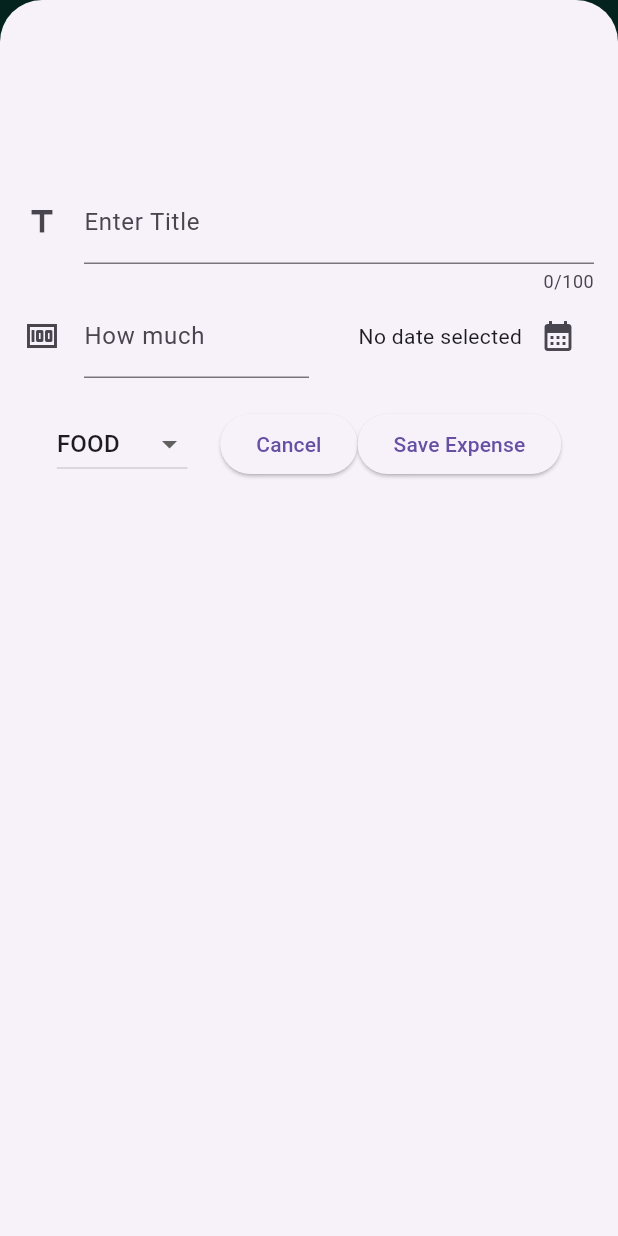
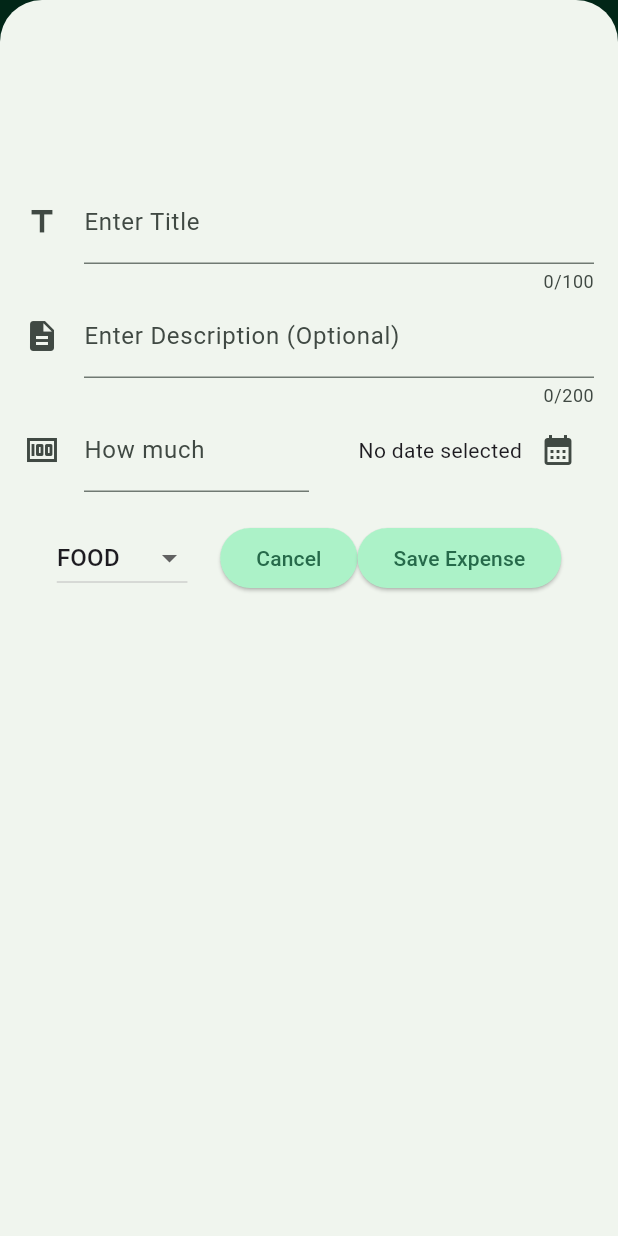
Before and after one commit to andrew21-mch/flutter-udemy, a Flutter app: the screen it shows after launch, after a tap on the "add" icon, on a phone screen of 412 x 824 dp. Run offline on Flutter 3.47's test engine with Material 3 defaults, Android fonts, the phone set to English and light mode, and no system bars; our stand-ins replace shared_preferences.

Commit message:
expense tracker, swtiched to shared preference for data persistence

```diff
--- a/lib/main.dart
+++ b/lib/main.dart
@@ -2,10 +2,60 @@ import 'package:flutter/material.dart';
 
 import 'package:expense_tracker/widgets/expenses.dart';
 
+var kColorScheme = ColorScheme.fromSeed(seedColor: Colors.greenAccent);
+// add dark mode for green color scheme
+var kDarkColorScheme = ColorScheme.fromSeed(
+  seedColor: const Color.fromARGB(255, 0, 15, 8),
+  brightness: Brightness.dark,
+  );
+
 void main() {
   runApp(
-    const MaterialApp(
-      home: Expenses()
-    ),
+    MaterialApp(
+        // theme: ThemeData(useMaterial3: true),
+        darkTheme: ThemeData.dark().copyWith(
+          colorScheme: kDarkColorScheme,
+          scaffoldBackgroundColor: Colors.black,
+          cardTheme: CardTheme().copyWith(
+            color: kDarkColorScheme.primaryContainer,
+            elevation: 4,),
+          elevatedButtonTheme: ElevatedButtonThemeData(
+            style: ElevatedButton.styleFrom(
+              backgroundColor: kDarkColorScheme.primaryContainer,
+            ),
+          ),
+        ),
+        theme: ThemeData().copyWith(
+          scaffoldBackgroundColor: Colors.white,
+          colorScheme: kColorScheme,
+          appBarTheme: AppBarTheme().copyWith(
+            backgroundColor: kColorScheme.onPrimaryContainer,
+            foregroundColor: kColorScheme.primaryContainer,
+          ),
+          cardTheme: CardTheme().copyWith(
+            color: kColorScheme.primaryContainer,
+            elevation: 4,
+            shadowColor: kColorScheme.primary,
+            margin: EdgeInsets.all(4),
+            shape:
+                RoundedRectangleBorder(borderRadius: BorderRadius.circular(8)),
+          ),
+          elevatedButtonTheme: ElevatedButtonThemeData(
+            style: ElevatedButton.styleFrom(
+              backgroundColor: kColorScheme.primaryContainer,
+            ),
+          ),
+          textTheme: ThemeData().textTheme.copyWith(
+            titleLarge: TextStyle(
+              fontSize: 18,
+              fontWeight: FontWeight.bold,
+              color: kColorScheme.onSecondaryContainer,
+
+            )
+          ),
+
+        ),
+        themeMode: ThemeMode.system,
+        home: Expenses()),
   );
 }
--- a/lib/models/expense.dart
+++ b/lib/models/expense.dart
@@ -11,27 +11,83 @@ const categoryIcons = {
   Category.travel: Icons.flight_takeoff,
   Category.leisure: Icons.movie,
   Category.work: Icons.work,
-  Category.school: Icons.school
+  Category.school: Icons.school,
 };
 
 enum Category { food, travel, leisure, work, school }
 
 class Expense {
-  Expense(
-      {required this.title,
-      required this.amount,
-      required this.date,
-      required this.category})
-      : id = uuid.v4();
+  Expense({
+    required this.title,
+    required this.amount,
+    required this.date,
+    required this.category,
+    this.description, // Nullable description
+  }) : id = uuid.v4();
 
   final String id;
   final String title;
   final double amount;
   final DateTime date;
   final Category category;
-
+  final String? description; // Nullable description
 
   get formatedDate {
     return formatter.format(date);
   }
+
+  // Convert Expense object to JSON
+  Map<String, dynamic> toJson() {
+    return {
+      'id': id,
+      'title': title,
+      'amount': amount,
+      'date': date.toIso8601String(),
+      'category': category.index, // Storing category as index
+      'description': description,
+    };
+  }
+
+  // Create Expense object from JSON
+  factory Expense.fromJson(Map<String, dynamic> json) {
+    return Expense(
+      title: json['title'],
+      amount: json['amount'],
+      date: DateTime.parse(json['date']),
+      category: Category.values[json['category']],
+      description: json['description'],
+    );
+  }
 }
+
+class ExpenseBucket {
+  ExpenseBucket({required this.category, required this.expenses});
+
+  ExpenseBucket.forCategory(List<Expense> expenses, this.category)
+      : expenses = expenses.where((element) => element.category == category).toList();
+
+  final Category category;
+  final List<Expense> expenses;
+
+  double get totalExpenses {
+    return expenses.fold(0, (sum, expense) => sum + expense.amount);
+  }
+
+  // Convert ExpenseBucket to JSON
+  Map<String, dynamic> toJson() {
+    return {
+      'category': category.index,
+      'expenses': expenses.map((e) => e.toJson()).toList(),
+    };
+  }
+
+  // Create ExpenseBucket from JSON
+  factory ExpenseBucket.fromJson(Map<String, dynamic> json) {
+    return ExpenseBucket(
+      category: Category.values[json['category']],
+      expenses: (json['expenses'] as List<dynamic>)
+          .map((e) => Expense.fromJson(e))
+          .toList(),
+    );
+  }
+}
--- /dev/null
+++ b/lib/widgets/charts/chart.dart
@@ -0,0 +1,96 @@
+import 'package:flutter/material.dart';
+
+import 'package:expense_tracker/widgets/charts/chart_bar.dart';
+import 'package:expense_tracker/models/expense.dart';
+
+class Chart extends StatelessWidget {
+  const Chart({super.key, required this.expenses});
+
+  final List<Expense> expenses;
+
+  List<ExpenseBucket> get buckets {
+    return [
+      ExpenseBucket.forCategory(expenses, Category.food),
+      ExpenseBucket.forCategory(expenses, Category.leisure),
+      ExpenseBucket.forCategory(expenses, Category.travel),
+      ExpenseBucket.forCategory(expenses, Category.work),
+      ExpenseBucket.forCategory(expenses, Category.school),
+    ];
+  }
+
+  double get maxTotalExpense {
+    double maxTotalExpense = 0;
+
+    for (final bucket in buckets) {
+      if (bucket.totalExpenses > maxTotalExpense) {
+        maxTotalExpense = bucket.totalExpenses;
+      }
+    }
+
+    return maxTotalExpense;
+  }
+
+  @override
+  Widget build(BuildContext context) {
+    final isDarkMode =
+        MediaQuery.of(context).platformBrightness == Brightness.dark;
+    return Container(
+      margin: const EdgeInsets.all(16),
+      padding: const EdgeInsets.symmetric(
+        vertical: 16,
+        horizontal: 8,
+      ),
+      width: double.infinity,
+      height: 180,
+      decoration: BoxDecoration(
+        borderRadius: BorderRadius.circular(8),
+        gradient: LinearGradient(
+          colors: [
+            Theme.of(context).colorScheme.primary.withOpacity(0.3),
+            Theme.of(context).colorScheme.primary.withOpacity(0.0)
+          ],
+          begin: Alignment.bottomCenter,
+          end: Alignment.topCenter,
+        ),
+      ),
+      child: Column(
+        children: [
+          Expanded(
+            child: Row(
+              crossAxisAlignment: CrossAxisAlignment.end,
+              children: [
+                for (final bucket in buckets) // alternative to map()
+                  ChartBar(
+                    fill: bucket.totalExpenses == 0
+                        ? 0
+                        : bucket.totalExpenses / maxTotalExpense,
+                  )
+              ],
+            ),
+          ),
+          const SizedBox(height: 12),
+          Row(
+            children: buckets
+                .map(
+                  (bucket) => Expanded(
+                    child: Padding(
+                      padding: const EdgeInsets.symmetric(horizontal: 4),
+                      child: Icon(
+                        categoryIcons[bucket.category],
+                        color: isDarkMode
+                            ? Theme.of(context).colorScheme.secondary
+                            : Theme.of(context)
+                                .colorScheme
+                                .primary
+                                .withOpacity(0.7),
+                      ),
+                    ),
+                  ),
+                )
+                .toList(),
+          )
+        ],
+      ),
+    );
+  }
+}
--- /dev/null
+++ b/lib/widgets/charts/chart_bar.dart
@@ -0,0 +1,34 @@
+import 'package:flutter/material.dart';
+
+class ChartBar extends StatelessWidget {
+  const ChartBar({
+    super.key,
+    required this.fill,
+  });
+
+  final double fill;
+
+  @override
+  Widget build(BuildContext context) {
+    final isDarkMode =
+        MediaQuery.of(context).platformBrightness == Brightness.dark;
+    return Expanded(
+      child: Padding(
+        padding: const EdgeInsets.symmetric(horizontal: 4),
+        child: FractionallySizedBox(
+          heightFactor: fill,
+          child: DecoratedBox(
+            decoration: BoxDecoration(
+              shape: BoxShape.rectangle,
+              borderRadius:
+                  const BorderRadius.vertical(top: Radius.circular(8)),
+              color: isDarkMode
+                  ? Theme.of(context).colorScheme.secondary
+                  : Theme.of(context).colorScheme.primary.withOpacity(0.65),
+            ),
+          ),
+        ),
+      ),
+    );
+  }
+}
--- a/lib/widgets/expenses.dart
+++ b/lib/widgets/expenses.dart
@@ -1,6 +1,10 @@
+import 'dart:convert';
+import 'package:shared_preferences/shared_preferences.dart';
 import 'package:expense_tracker/data/expenses.dart';
+import 'package:expense_tracker/widgets/charts/chart.dart';
 import 'package:expense_tracker/widgets/expenses_list/expenses_list.dart';
 import 'package:expense_tracker/models/expense.dart';
+import 'package:expense_tracker/widgets/expenses_list/stats.dart';
 import 'package:expense_tracker/widgets/new_expense.dart';
 import 'package:flutter/material.dart';
 
@@ -8,33 +12,64 @@ class Expenses extends StatefulWidget {
   const Expenses({super.key});
 
   @override
-  State<Expenses> createState() {
-    return _ExpensesState();
+  State<Expenses> createState() => _ExpensesState();
+}
+
+class _ExpensesState extends State<Expenses> {
+  List<Expense> _expenses = [];
+
+  @override
+  void initState() {
+    super.initState();
+    _loadExpenses();
+  }
+
+  /// **Loads expenses from SharedPreferences**
+  Future<void> _loadExpenses() async {
+    final prefs = await SharedPreferences.getInstance();
+    final expenseData = prefs.getString('expenses');
+
+    if (expenseData != null) {
+      final List<dynamic> decodedData = jsonDecode(expenseData);
+      setState(() {
+        _expenses = decodedData.map((e) => Expense.fromJson(e)).toList();
+      });
     }
   }
 
-class _ExpensesState extends State<Expenses> {
-  final List<Expense> _expenses = expenses;
+  /// **Saves expenses to SharedPreferences**
+  Future<void> _saveExpenses() async {
+    final prefs = await SharedPreferences.getInstance();
+    final encodedData =
+        jsonEncode(_expenses.map((e) => e.toJson()).toList());
+    await prefs.setString('expenses', encodedData);
+  }
 
+  /// **Opens the add expense modal**
   void _openAddExpenseOverlay() {
     showModalBottomSheet(
       context: context,
       isScrollControlled: true,
       isDismissible: true,
-        builder: (ctx) => NewExpense(onAddExpense: _addExpense));
+      builder: (ctx) => NewExpense(onAddExpense: _addExpense),
+    );
   }
 
+  /// **Adds a new expense**
   void _addExpense(Expense expense) {
     setState(() {
       _expenses.add(expense);
     });
+    _saveExpenses(); // Save after adding
   }
 
+  /// **Removes an expense**
   void _removeExpense(Expense expense) {
     final expenseIndex = _expenses.indexOf(expense);
     setState(() {
-      expenses.remove(expense);
+      _expenses.remove(expense);
     });
+    _saveExpenses(); // Save after deleting
 
     ScaffoldMessenger.of(context).clearSnackBars();
     ScaffoldMessenger.of(context).showSnackBar(
@@ -47,7 +82,9 @@ class _ExpensesState extends State<Expenses> {
             setState(() {
               _expenses.insert(expenseIndex, expense);
             });
-            }),
+            _saveExpenses(); // Save after undo
+          },
+        ),
       ),
     );
   }
@@ -56,14 +93,12 @@ class _ExpensesState extends State<Expenses> {
   Widget build(BuildContext context) {
     Widget mainContent = Center(
       child: Card(
-        color: Colors.white,
         child: Container(
           padding: EdgeInsets.all(12),
           child: SizedBox(
             height: 130,
             child: Column(
               mainAxisAlignment: MainAxisAlignment.center,
-              mainAxisSize: MainAxisSize.max,
               children: [
                 Icon(Icons.hourglass_empty),
                 Text("No Expenses Found")
@@ -73,31 +108,29 @@ class _ExpensesState extends State<Expenses> {
         ),
       ),
     );
+
     return Scaffold(
       appBar: AppBar(
-        title: Text(
-          "Expense Tracker",
-          style: TextStyle(color: Colors.white),
-        ),
-        backgroundColor: const Color.fromARGB(255, 9, 77, 67),
+        title: Text("Expense Tracker"),
         actions: [
           IconButton(
             onPressed: _openAddExpenseOverlay,
             icon: Icon(Icons.add),
-            color: Colors.white,
           )
         ],
       ),
       body: Column(
         children: [
-          Text("The Chart Here"),
+          Chart(expenses: _expenses),
+          Stats(expenses: _expenses),
           Expanded(
             child: _expenses.isNotEmpty
                 ? ExpensesList(
                     expenses: _expenses,
                     onRemoveExpense: _removeExpense,
                   )
-                  : mainContent),
+                : mainContent,
+          ),
         ],
       ),
     );
--- a/lib/widgets/expenses_list/expense_item.dart
+++ b/lib/widgets/expenses_list/expense_item.dart
@@ -1,5 +1,6 @@
 import 'package:expense_tracker/models/expense.dart';
 import 'package:flutter/material.dart';
+import 'expense_detail.dart'; // Import the detail screen
 
 class ExpenseItem extends StatelessWidget {
   const ExpenseItem(this.expense, {super.key});
@@ -8,30 +9,46 @@ class ExpenseItem extends StatelessWidget {
 
   @override
   Widget build(BuildContext context) {
-    return Card(
-      child: Padding(
+    return InkWell(
+      onTap: () {
+        Navigator.push(
+          context,
+          MaterialPageRoute(
+            builder: (context) => ExpenseDetail(expense: expense),
+          ),
+        );
+      },
+      borderRadius: BorderRadius.circular(12), // Adds ripple effect
+      child: Card(
+        elevation: 4,
+        shape: RoundedRectangleBorder(borderRadius: BorderRadius.circular(12)),
+        child: Padding(
           padding: const EdgeInsets.symmetric(vertical: 16, horizontal: 20),
           child: Column(
+            crossAxisAlignment: CrossAxisAlignment.start,
             children: [
-              Text(expense.title),
-              SizedBox(height: 4),
+              Text(
+                expense.title,
+                style: Theme.of(context).textTheme.titleLarge,
+              ),
+              const SizedBox(height: 4),
               Row(
                 children: [
-                  Text('\X\O\F ${expense.amount.toStringAsFixed(2)}'),
+                  Text('XOF ${expense.amount.toStringAsFixed(2)}'),
                   const Spacer(),
                   Row(
                     children: [
                       Icon(categoryIcons[expense.category]),
-                      SizedBox(
-                        width: 8,
-                      ),
-                      Text(expense.formatedDate)
+                      const SizedBox(width: 8),
+                      Text(expense.formatedDate),
                     ],
-                  )
+                  ),
                 ],
-              )
+              ),
             ],
-          )),
+          ),
+        ),
+      ),
     );
   }
 }
--- /dev/null
+++ b/lib/widgets/expenses_list/stats.dart
@@ -0,0 +1,49 @@
+import 'package:expense_tracker/models/expense.dart';
+import 'package:flutter/material.dart';
+
+class Stats extends StatelessWidget {
+  const Stats({super.key, required this.expenses});
+
+  final List<Expense> expenses;
+
+  double totalExpenses() {
+    return expenses.fold(0, (sum, item) => sum + item.amount);
+  }
+
+  List<ExpenseBucket> get buckets {
+    return [
+      ExpenseBucket.forCategory(expenses, Category.food),
+      ExpenseBucket.forCategory(expenses, Category.leisure),
+      ExpenseBucket.forCategory(expenses, Category.travel),
+      ExpenseBucket.forCategory(expenses, Category.work),
+      ExpenseBucket.forCategory(expenses, Category.school),
+    ];
+  }
+
+  @override
+  Widget build(BuildContext context) {
+    final total = totalExpenses();
+    final bucketData = buckets.where((b) => b.totalExpenses > 0).toList();
+    bucketData.sort((a, b) =>
+        b.totalExpenses.compareTo(a.totalExpenses)); // Sort descending
+
+    return Container(
+      decoration: BoxDecoration(
+        color: Theme.of(context).colorScheme.primary.withOpacity(0.1),
+        borderRadius: BorderRadius.circular(8),
+      ),
+      width: double.infinity,
+      child: Padding(
+        padding: const EdgeInsets.all(16),
+        child: Column(
+          crossAxisAlignment: CrossAxisAlignment.start,
+          children: [
+            Text('Total Expenses: XOF ${total.toStringAsFixed(2)}',
+                style: Theme.of(context).textTheme.titleLarge),
+            const SizedBox(height: 16),
+          ],
+        ),
+      ),
+    );
+  }
+}
--- a/lib/widgets/new_expense.dart
+++ b/lib/widgets/new_expense.dart
@@ -1,5 +1,4 @@
 import 'package:flutter/material.dart';
-
 import 'package:expense_tracker/models/expense.dart';
 
 class NewExpense extends StatefulWidget {
@@ -14,19 +13,13 @@ class NewExpense extends StatefulWidget {
 }
 
 class _NewExpenseState extends State<NewExpense> {
-  // var _enteredTitle = '';
-
-  // void _saveTitleInput(String inputValue){
-  //   _enteredTitle = inputValue;
-  // }
-
   final _titleController = TextEditingController();
   final _amountController = TextEditingController();
+  final _descriptionController = TextEditingController(); // Added description controller
   DateTime? _selectedDate;
-
   Category _selectedCategory = Category.food;
 
-  void setCategory(category) {
+  void setCategory(Category category) {
     setState(() {
       _selectedCategory = category;
     });
@@ -34,20 +27,19 @@ class _NewExpenseState extends State<NewExpense> {
 
   void submitExpenseData() {
     final enteredAmount = double.tryParse(_amountController.text.trim());
-    final amountIsInvalid =
-        (enteredAmount == null) || (enteredAmount <= 0) ? true : false;
+    final amountIsInvalid = (enteredAmount == null) || (enteredAmount <= 0);
+    final enteredTitle = _titleController.text.trim();
+    final enteredDescription = _descriptionController.text.trim();
 
-    if (_titleController.text.trim().isEmpty ||
-        amountIsInvalid ||
-        _selectedDate == null) {
+    if (enteredTitle.isEmpty || amountIsInvalid || _selectedDate == null) {
       showDialog(
         context: context,
         builder: (ctx) => AlertDialog(
           icon: Icon(Icons.warning),
           iconColor: Colors.red,
-          title: Text("invalid input"),
+          title: Text("Invalid Input"),
           content: Text(
-              "Please make sure a valid title, amount, date and catery where entered"),
+              "Please make sure a valid title, amount, date, and category were entered."),
           actions: [
             TextButton(
                 onPressed: () {
@@ -61,32 +53,15 @@ class _NewExpenseState extends State<NewExpense> {
     }
 
     widget.onAddExpense(Expense(
-        title: _titleController.text,
+      title: enteredTitle,
       amount: enteredAmount,
       date: _selectedDate!,
-        category: _selectedCategory));
-
-    // showDialog(
-    //   context: context,
-    //   builder: (ctc) => AlertDialog(
-    //     title: Text("Expense Added"),
-    //     content: Text("Your Expenese was added"),
-    //     icon: Icon(Icons.check),
-    //     iconColor: Colors.green,
-    //     actions: [
-    //       TextButton(
-    //         onPressed: () => Navigator.pop(context),
-    //         child: Text("Close"),
-    //       )
-    //     ],
-    //   ),
-    // );
+      category: _selectedCategory,
+      description: enteredDescription.isNotEmpty ? enteredDescription : null,
+    ));
 
     Navigator.pop(context);
   }
-
-
-
 
   void _presentDatePicker() async {
     final now = DateTime.now();
@@ -102,9 +77,10 @@ class _NewExpenseState extends State<NewExpense> {
 
   @override
   void dispose() {
-    super.dispose();
     _titleController.dispose();
     _amountController.dispose();
+    _descriptionController.dispose(); // Dispose the new controller
+    super.dispose();
   }
 
   @override
@@ -119,6 +95,13 @@ class _NewExpenseState extends State<NewExpense> {
             keyboardType: TextInputType.text,
             decoration: InputDecoration(
                 icon: Icon(Icons.title), label: Text("Enter Title")),
+          ),
+          TextField(
+            controller: _descriptionController,
+            maxLength: 200,
+            keyboardType: TextInputType.text,
+            decoration: InputDecoration(
+                icon: Icon(Icons.description), label: Text("Enter Description (Optional)")),
           ),
           Row(
             children: [
@@ -166,21 +149,19 @@ class _NewExpenseState extends State<NewExpense> {
                   onChanged: (value) => setCategory(value!)),
               Spacer(),
               ElevatedButton(
-                    style: ButtonStyle(),
                   onPressed: () {
                     Navigator.pop(context);
                   },
                   child: Text("Cancel")),
               ElevatedButton(
-                  onPressed: () {
-                    submitExpenseData();
-                  },
+                onPressed: submitExpenseData,
                 child: Text("Save Expense"),
               ),
               Spacer(),
             ],
           )
         ],
-        ));
+      ),
+    );
   }
 }
--- a/pubspec.yaml
+++ b/pubspec.yaml
@@ -36,6 +36,7 @@ dependencies:
   cupertino_icons: ^1.0.8
   uuid: ^4.5.1
   intl: ^0.20.2
+  shared_preferences: ^2.5.2
 
 dev_dependencies:
   flutter_test:
```
Also changed, not shown: lib/widgets/expenses_list/expense_detail.dart (added, +102 -0 lines), lib/widgets/expenses_list/expenses_list.dart (+8 -0 lines), pubspec.lock, 1 other file. Lines whose indentation alone changed are shown as unchanged.
